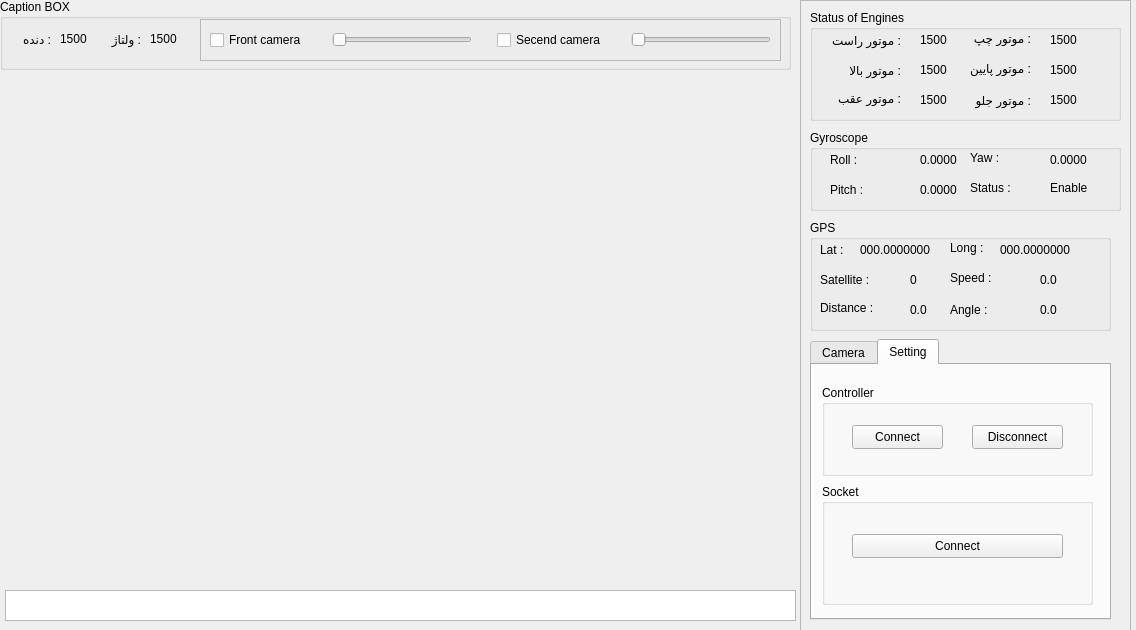
This is Controller/mainwindow.ui in Alireza-2001/Underwater as Qt 5 draws it before an edit. The edited form follows.
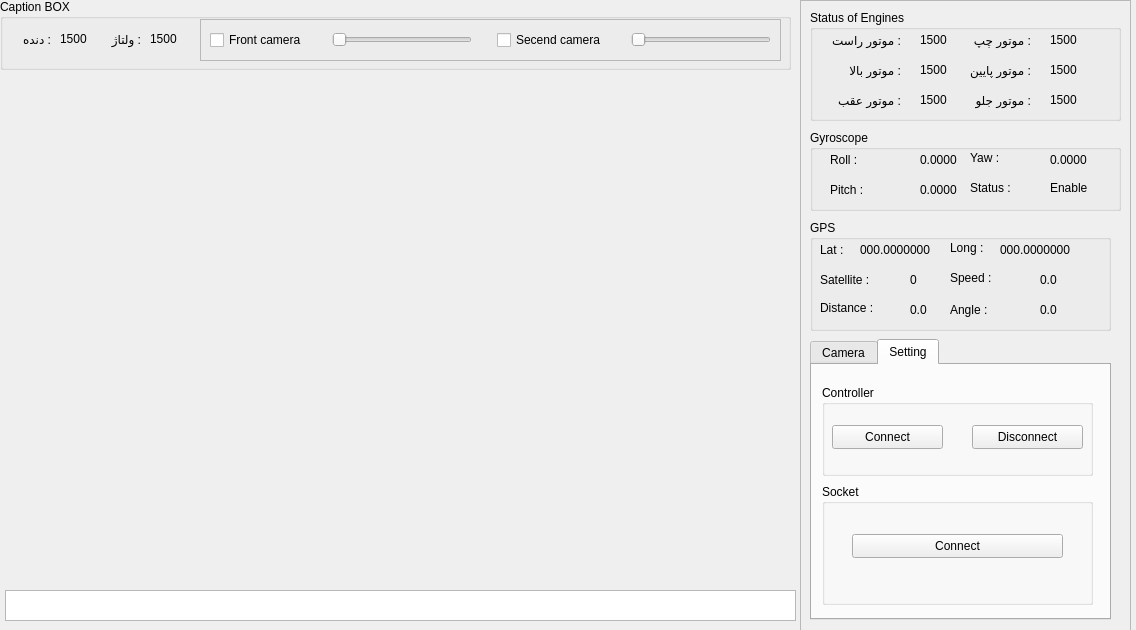
This is the edited form.

Commit message: re size ui

```diff
--- a/Controller/mainwindow.ui
+++ b/Controller/mainwindow.ui
@@ -64,9 +64,9 @@
      <widget class="QLabel" name="label">
       <property name="geometry">
        <rect>
-        <x>20</x>
+        <x>10</x>
         <y>20</y>
-        <width>71</width>
+        <width>81</width>
         <height>20</height>
        </rect>
       </property>
@@ -77,10 +77,10 @@
      <widget class="QLabel" name="label_2">
       <property name="geometry">
        <rect>
-        <x>150</x>
+        <x>140</x>
         <y>20</y>
-        <width>71</width>
-        <height>16</height>
+        <width>81</width>
+        <height>20</height>
        </rect>
       </property>
       <property name="text">
@@ -90,10 +90,10 @@
      <widget class="QLabel" name="label_3">
       <property name="geometry">
        <rect>
-        <x>150</x>
+        <x>140</x>
         <y>50</y>
-        <width>71</width>
-        <height>16</height>
+        <width>81</width>
+        <height>20</height>
        </rect>
       </property>
       <property name="text">
@@ -103,9 +103,9 @@
      <widget class="QLabel" name="label_4">
       <property name="geometry">
        <rect>
-        <x>20</x>
+        <x>10</x>
         <y>50</y>
-        <width>71</width>
+        <width>81</width>
         <height>20</height>
        </rect>
       </property>
@@ -116,9 +116,9 @@
      <widget class="QLabel" name="label_5">
       <property name="geometry">
        <rect>
-        <x>150</x>
+        <x>140</x>
         <y>80</y>
-        <width>71</width>
+        <width>81</width>
         <height>20</height>
        </rect>
       </property>
@@ -129,10 +129,10 @@
      <widget class="QLabel" name="label_6">
       <property name="geometry">
        <rect>
-        <x>20</x>
+        <x>10</x>
         <y>80</y>
-        <width>71</width>
-        <height>16</height>
+        <width>81</width>
+        <height>20</height>
        </rect>
       </property>
       <property name="text">
@@ -365,7 +365,7 @@
        <rect>
         <x>230</x>
         <y>50</y>
-        <width>41</width>
+        <width>51</width>
         <height>20</height>
        </rect>
       </property>
@@ -443,7 +443,7 @@
        <rect>
         <x>10</x>
         <y>80</y>
-        <width>61</width>
+        <width>71</width>
         <height>16</height>
        </rect>
       </property>
@@ -456,7 +456,7 @@
        <rect>
         <x>230</x>
         <y>80</y>
-        <width>41</width>
+        <width>51</width>
         <height>20</height>
        </rect>
       </property>
@@ -482,7 +482,7 @@
        <rect>
         <x>190</x>
         <y>20</y>
-        <width>81</width>
+        <width>91</width>
         <height>20</height>
        </rect>
       </property>
@@ -495,7 +495,7 @@
        <rect>
         <x>10</x>
         <y>50</y>
-        <width>61</width>
+        <width>71</width>
         <height>20</height>
        </rect>
       </property>
@@ -540,9 +540,9 @@
        <widget class="QPushButton" name="btn_controller_connect">
         <property name="geometry">
          <rect>
-          <x>30</x>
+          <x>10</x>
           <y>40</y>
-          <width>91</width>
+          <width>111</width>
           <height>24</height>
          </rect>
         </property>
@@ -555,7 +555,7 @@
          <rect>
           <x>150</x>
           <y>40</y>
-          <width>91</width>
+          <width>111</width>
           <height>24</height>
          </rect>
         </property>
@@ -621,9 +621,9 @@
     <widget class="QLabel" name="label_17">
      <property name="geometry">
       <rect>
-       <x>100</x>
+       <x>90</x>
        <y>30</y>
-       <width>41</width>
+       <width>51</width>
        <height>20</height>
       </rect>
      </property>
@@ -647,9 +647,9 @@
     <widget class="QLabel" name="label_18">
      <property name="geometry">
       <rect>
-       <x>10</x>
+       <x>0</x>
        <y>30</y>
-       <width>41</width>
+       <width>51</width>
        <height>20</height>
       </rect>
      </property>
```
The commit also changes 2 other files.
